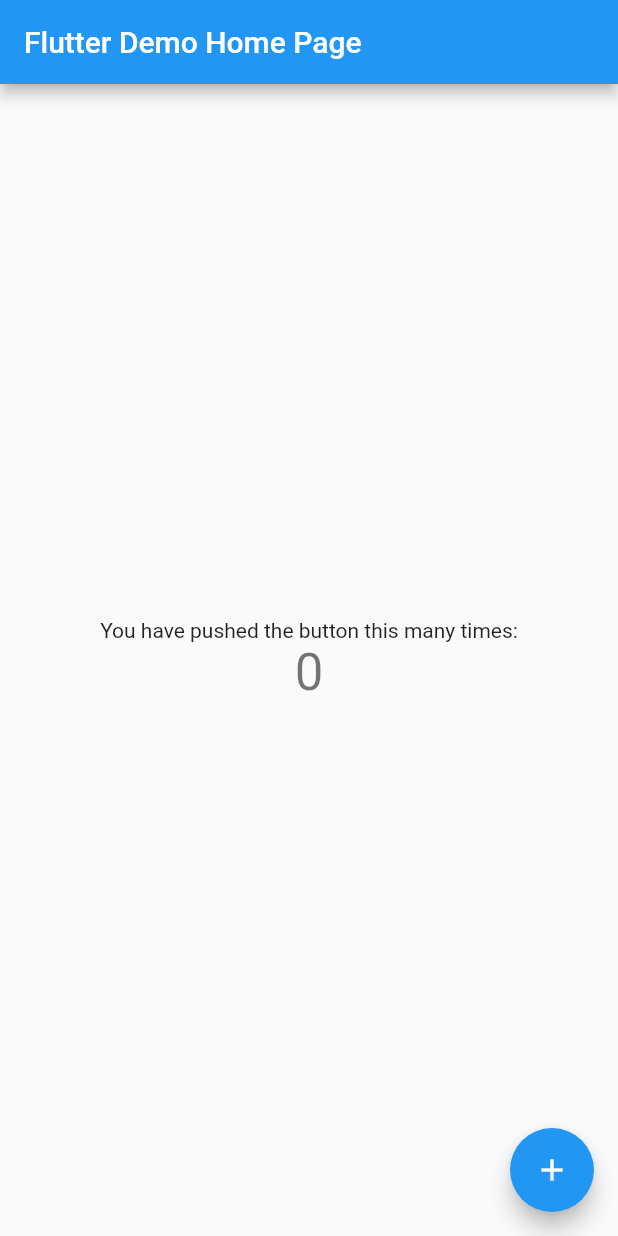
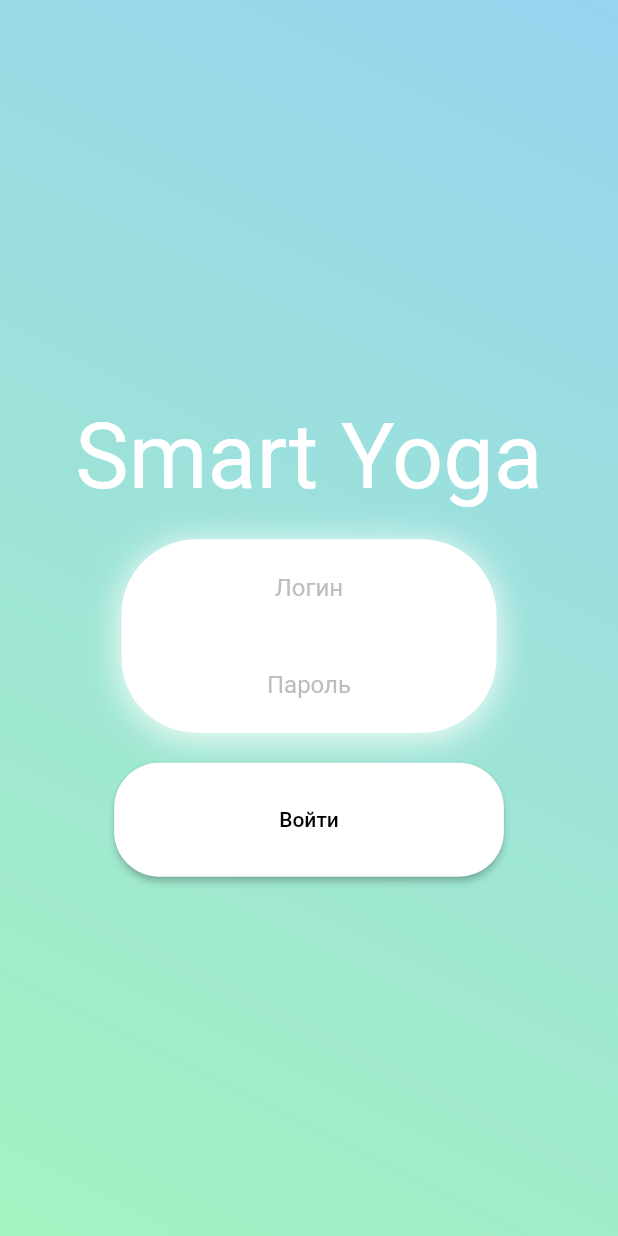
Before and after one commit to SmartYoga/mobile, a Flutter app: the screen it shows after launch, on a phone screen of 412 x 824 dp. Run offline on Flutter 3.47's test engine with Material 2 defaults, Android fonts, the phone set to English and light mode, and no system bars.

Commit message:
LoginPage

```diff
--- a/lib/main.dart
+++ b/lib/main.dart
@@ -1,4 +1,5 @@
 import 'package:flutter/material.dart';
+import 'package:mobile/pages/login.dart';
 
 void main() {
   runApp(MyApp());
@@ -9,105 +10,12 @@ class MyApp extends StatelessWidget {
   @override
   Widget build(BuildContext context) {
     return MaterialApp(
-      title: 'Flutter Demo',
+      title: 'SmartYoga App',
       theme: ThemeData(
-        // This is the theme of your application.
-        //
-        // Try running your application with "flutter run". You'll see the
-        // application has a blue toolbar. Then, without quitting the app, try
-        // changing the primarySwatch below to Colors.green and then invoke
-        // "hot reload" (press "r" in the console where you ran "flutter run",
-        // or simply save your changes to "hot reload" in a Flutter IDE).
-        // Notice that the counter didn't reset back to zero; the application
-        // is not restarted.
-        primarySwatch: Colors.blue,
-      ),
-      home: MyHomePage(title: 'Flutter Demo Home Page'),
+          //#96d4ef
+          // primarySwatch: Colors.blue,
+          ),
+      home: LoginPage(),
     );
   }
 }
-
-class MyHomePage extends StatefulWidget {
-  MyHomePage({Key key, this.title}) : super(key: key);
-
-  // This widget is the home page of your application. It is stateful, meaning
-  // that it has a State object (defined below) that contains fields that affect
-  // how it looks.
-
-  // This class is the configuration for the state. It holds the values (in this
-  // case the title) provided by the parent (in this case the App widget) and
-  // used by the build method of the State. Fields in a Widget subclass are
-  // always marked "final".
-
-  final String title;
-
-  @override
-  _MyHomePageState createState() => _MyHomePageState();
-}
-
-class _MyHomePageState extends State<MyHomePage> {
-  int _counter = 0;
-
-  void _incrementCounter() {
-    setState(() {
-      // This call to setState tells the Flutter framework that something has
-      // changed in this State, which causes it to rerun the build method below
-      // so that the display can reflect the updated values. If we changed
-      // _counter without calling setState(), then the build method would not be
-      // called again, and so nothing would appear to happen.
-      _counter++;
-    });
-  }
-
-  @override
-  Widget build(BuildContext context) {
-    // This method is rerun every time setState is called, for instance as done
-    // by the _incrementCounter method above.
-    //
-    // The Flutter framework has been optimized to make rerunning build methods
-    // fast, so that you can just rebuild anything that needs updating rather
-    // than having to individually change instances of widgets.
-    return Scaffold(
-      appBar: AppBar(
-        // Here we take the value from the MyHomePage object that was created by
-        // the App.build method, and use it to set our appbar title.
-        title: Text(widget.title),
-      ),
-      body: Center(
-        // Center is a layout widget. It takes a single child and positions it
-        // in the middle of the parent.
-        child: Column(
-          // Column is also a layout widget. It takes a list of children and
-          // arranges them vertically. By default, it sizes itself to fit its
-          // children horizontally, and tries to be as tall as its parent.
-          //
-          // Invoke "debug painting" (press "p" in the console, choose the
-          // "Toggle Debug Paint" action from the Flutter Inspector in Android
-          // Studio, or the "Toggle Debug Paint" command in Visual Studio Code)
-          // to see the wireframe for each widget.
-          //
-          // Column has various properties to control how it sizes itself and
-          // how it positions its children. Here we use mainAxisAlignment to
-          // center the children vertically; the main axis here is the vertical
-          // axis because Columns are vertical (the cross axis would be
-          // horizontal).
-          mainAxisAlignment: MainAxisAlignment.center,
-          children: <Widget>[
-            Text(
-              'You have pushed the button this many times:',
-            ),
-            Text(
-              '$_counter',
-              style: Theme.of(context).textTheme.headline4,
-            ),
-          ],
-        ),
-      ),
-      floatingActionButton: FloatingActionButton(
-        onPressed: _incrementCounter,
-        tooltip: 'Increment',
-        child: Icon(Icons.add),
-      ), // This trailing comma makes auto-formatting nicer for build methods.
-    );
-  }
-}
--- /dev/null
+++ b/lib/pages/login.dart
@@ -0,0 +1,114 @@
+import 'package:flutter/material.dart';
+import 'package:mobile/pages/start.dart';
+
+class LoginPage extends StatefulWidget {
+  @override
+  _LoginPageState createState() => _LoginPageState();
+}
+
+class _LoginPageState extends State<LoginPage> {
+  TextEditingController controller = new TextEditingController();
+  @override
+  Widget build(BuildContext context) {
+    return Scaffold(
+      body: Container(
+        width: MediaQuery.of(context).size.width,
+        height: MediaQuery.of(context).size.height,
+        decoration: BoxDecoration(
+          gradient: LinearGradient(
+              begin: Alignment.topRight,
+              end: Alignment.bottomLeft,
+              colors: [Color(0xFF96D4EF), Color(0xFFA4F2C1)]),
+        ),
+        child: Center(
+          child: Padding(
+            padding: const EdgeInsets.only(top: 30.0),
+            child: SingleChildScrollView(
+              child: Column(
+                mainAxisAlignment: MainAxisAlignment.center,
+                children: <Widget>[
+                  Container(
+                      // Под логотип
+                      ),
+                  Text(
+                    'Smart Yoga',
+                    style: TextStyle(
+                      color: Colors.white,
+                      fontSize: 60,
+                    ),
+                  ),
+                  SizedBox(height: 20),
+
+                  // Контейнер текстого поля логина и пароля
+                  Container(
+                    width: 250,
+                    decoration: BoxDecoration(
+                        color: Colors.white,
+                        borderRadius: BorderRadius.circular(50),
+                        boxShadow: [
+                          // Тень отбрасываемая полем
+                          BoxShadow(
+                              color: Colors.white,
+                              blurRadius: 20.0,
+                              offset: Offset(0, 3))
+                        ]),
+                    child: Column(
+                      children: <Widget>[
+                        Container(
+                          padding: EdgeInsets.all(8.0),
+                          decoration: BoxDecoration(
+                              border: Border(
+                                  bottom: BorderSide(color: Colors.white))),
+                          child: TextField(
+                            textAlign: TextAlign.center,
+                            decoration: InputDecoration(
+                                border: InputBorder.none,
+                                hintText: "Логин",
+                                hintStyle: TextStyle(color: Colors.grey[400])),
+                          ),
+                        ),
+                        Container(
+                          padding: EdgeInsets.all(8.0),
+                          child: TextField(
+                            obscureText: true,
+                            textAlign: TextAlign.center,
+                            decoration: InputDecoration(
+                                border: InputBorder.none,
+                                hintText: "Пароль",
+                                hintStyle: TextStyle(color: Colors.grey[400])),
+                          ),
+                        )
+                      ],
+                    ),
+                  ),
+
+                  SizedBox(height: 20),
+
+                  Container(
+                    alignment: Alignment.center,
+                    child: RaisedButton(
+                        padding:
+                            EdgeInsets.symmetric(vertical: 30, horizontal: 110),
+                        color: Colors.white,
+                        textColor: Colors.white,
+                        shape: RoundedRectangleBorder(
+                            borderRadius: new BorderRadius.circular(30.0)),
+                        onPressed: () {
+                          Navigator.push(
+                            context,
+                            MaterialPageRoute(
+                                builder: (context) => StartPage()),
+                          );
+                        },
+                        child: Text("Войти",
+                            style: TextStyle(color: Colors.black))),
+                  ),
+                ],
+              ),
+            ),
+          ),
+        ),
+      ),
+    );
+  }
+}
```
